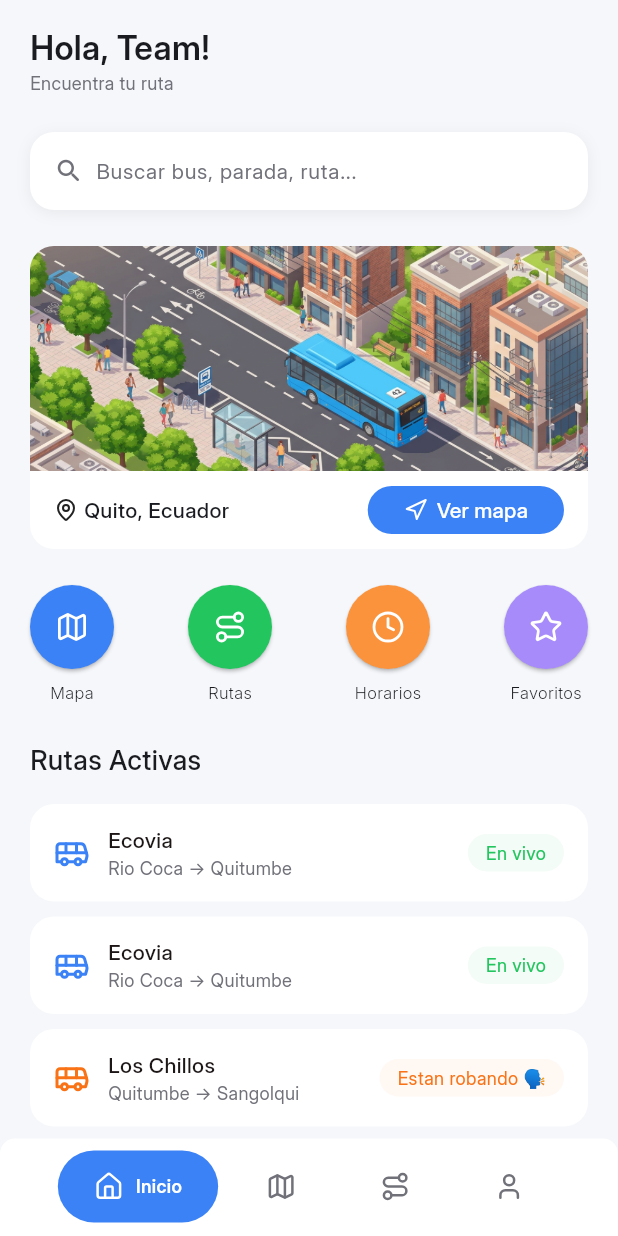
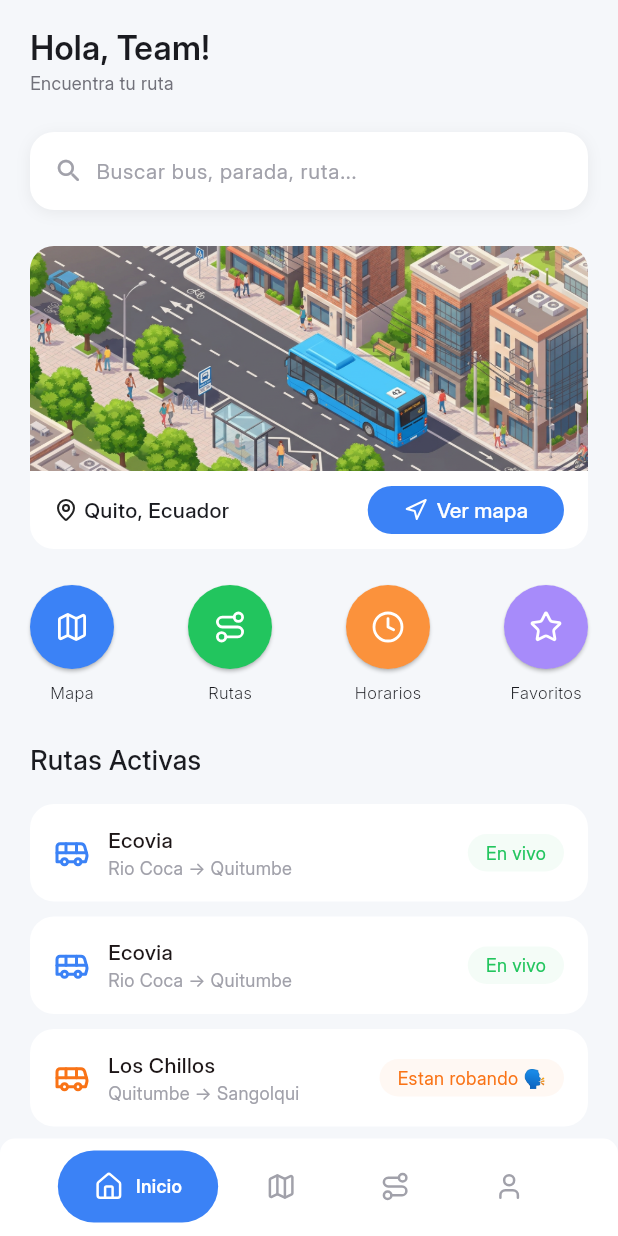
Before and after one commit to david-simba/rastro, a Flutter app: the screen it shows after launch, on a phone screen of 412 x 824 dp. Run offline on Flutter 3.47's test engine with Material 3 defaults, Android fonts, the light colour scheme and no system bars; our stand-ins replace flutter_dotenv, flutter_lucide, flutter_riverpod, go_router; missing offline and left inert: mapbox_maps_flutter.

Commit message:
feat(design_system): add a new red pallete and adjust color tokens

```diff
--- a/design_system/lib/src/theme/ds_color_tokens.dart
+++ b/design_system/lib/src/theme/ds_color_tokens.dart
@@ -37,7 +37,7 @@ class DsThemeColors extends ThemeExtension<DsThemeColors> {
     background: DsColors.surface,
     onBackground: DsColors.black,
     border: DsColors.zinc300,
-    muted: DsColors.zinc500,
+    muted: DsColors.zinc400,
   );
 
   static const dark = DsThemeColors(
--- a/design_system/lib/src/theme/ds_colors.dart
+++ b/design_system/lib/src/theme/ds_colors.dart
@@ -68,6 +68,18 @@ class DsColors {
   static const orange800 = Color(0xFF9A3412);
   static const orange900 = Color(0xFF7C2D12);
 
+  // Red
+  static const red50  = Color(0xFFFFF1F2);
+  static const red100 = Color(0xFFFFE4E6);
+  static const red200 = Color(0xFFFECDD3);
+  static const red300 = Color(0xFFFDA4AF);
+  static const red400 = Color(0xFFFB7185);
+  static const red500 = Color(0xFFF43F5E);
+  static const red600 = Color(0xFFE11D48);
+  static const red700 = Color(0xFFBE123C);
+  static const red800 = Color(0xFF9F1239);
+  static const red900 = Color(0xFF881337);
+
   // Purple
   static const purple50  = Color(0xFFF5F3FF);
   static const purple100 = Color(0xFFEDE9FE);
```
